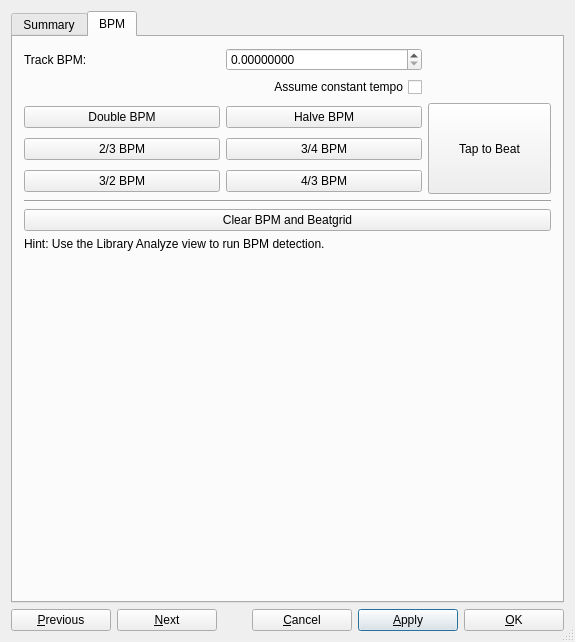
Before: the Qt Designer form src/library/dlgtrackinfo.ui in mixxxdj/mixxx, drawn with Qt 5.
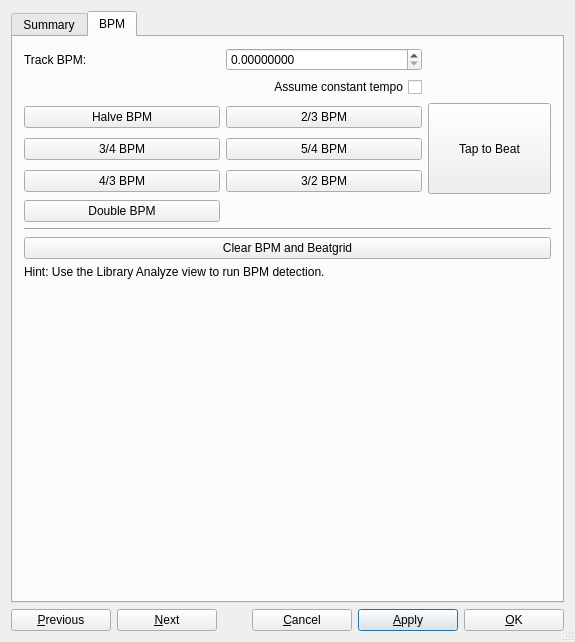
After: the same form once the commit is applied. The open tabs and pages were chosen to show the change.

The edit to the form file:
```diff
--- a/src/library/dlgtrackinfo.ui
+++ b/src/library/dlgtrackinfo.ui
@@ -751,22 +751,6 @@
             </widget>
            </item>
            <item row="2" column="0">
-            <widget class="QPushButton" name="bpmDouble">
-             <property name="minimumSize">
-              <size>
-               <width>125</width>
-               <height>0</height>
-              </size>
-             </property>
-             <property name="toolTip">
-              <string>Sets the BPM to 200% of the current value.</string>
-             </property>
-             <property name="text">
-              <string>Double BPM</string>
-             </property>
-            </widget>
-           </item>
-           <item row="2" column="1">
             <widget class="QPushButton" name="bpmHalve">
              <property name="minimumSize">
               <size>
@@ -782,7 +766,7 @@
              </property>
             </widget>
            </item>
-           <item row="3" column="0">
+           <item row="2" column="1">
             <widget class="QPushButton" name="bpmTwoThirds">
              <property name="minimumSize">
               <size>
@@ -798,8 +782,8 @@
              </property>
             </widget>
            </item>
-           <item row="3" column="1">
-            <widget class="QPushButton" name="bpmThreeFourth">
+           <item row="3" column="0">
+            <widget class="QPushButton" name="bpmThreeFourths">
              <property name="minimumSize">
               <size>
                <width>125</width>
@@ -814,23 +798,23 @@
              </property>
             </widget>
            </item>
+           <item row="3" column="1">
+            <widget class="QPushButton" name="bpmFiveFourths">
+             <property name="minimumSize">
+              <size>
+               <width>125</width>
+               <height>0</height>
+              </size>
+             </property>
+             <property name="toolTip">
+              <string>Sets the BPM to 125% of the current value.</string>
+             </property>
+             <property name="text">
+              <string>5/4 BPM</string>
+             </property>
+            </widget>
+           </item>
            <item row="4" column="0">
-            <widget class="QPushButton" name="bpmThreeHalves">
-             <property name="minimumSize">
-              <size>
-               <width>125</width>
-               <height>0</height>
-              </size>
-             </property>
-             <property name="toolTip">
-              <string>Sets the BPM to 150% of the current value.</string>
-             </property>
-             <property name="text">
-              <string>3/2 BPM</string>
-             </property>
-            </widget>
-           </item>
-           <item row="4" column="1">
             <widget class="QPushButton" name="bpmFourThirds">
              <property name="minimumSize">
               <size>
@@ -846,6 +830,38 @@
              </property>
             </widget>
            </item>
+           <item row="4" column="1">
+            <widget class="QPushButton" name="bpmThreeHalves">
+             <property name="minimumSize">
+              <size>
+               <width>125</width>
+               <height>0</height>
+              </size>
+             </property>
+             <property name="toolTip">
+              <string>Sets the BPM to 150% of the current value.</string>
+             </property>
+             <property name="text">
+              <string>3/2 BPM</string>
+             </property>
+            </widget>
+           </item>
+           <item row="5" column="0">
+            <widget class="QPushButton" name="bpmDouble">
+             <property name="minimumSize">
+              <size>
+               <width>125</width>
+               <height>0</height>
+              </size>
+             </property>
+             <property name="toolTip">
+              <string>Sets the BPM to 200% of the current value.</string>
+             </property>
+             <property name="text">
+              <string>Double BPM</string>
+             </property>
+            </widget>
+           </item>
            <item row="2" column="2" rowspan="3">
             <widget class="QPushButton" name="bpmTap">
              <property name="minimumSize">
```
Left out of the diff: 5 changed lines with no effect on the pictures.
